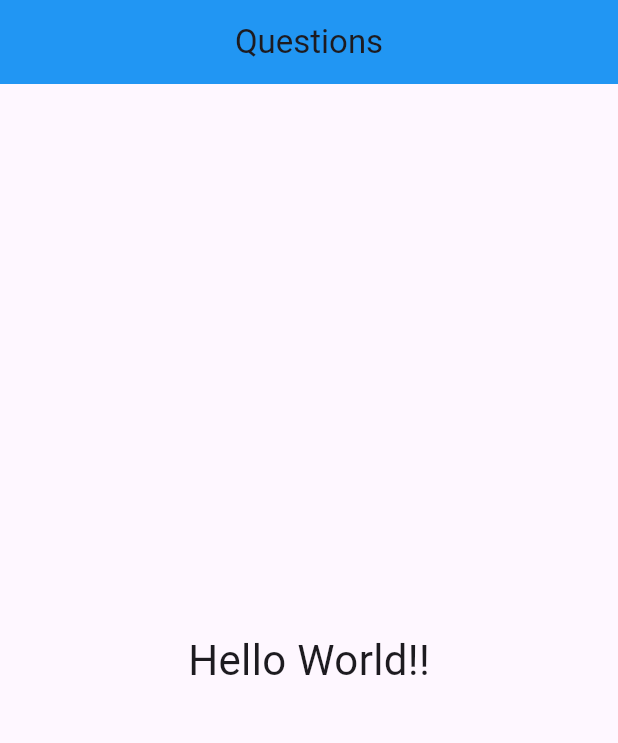
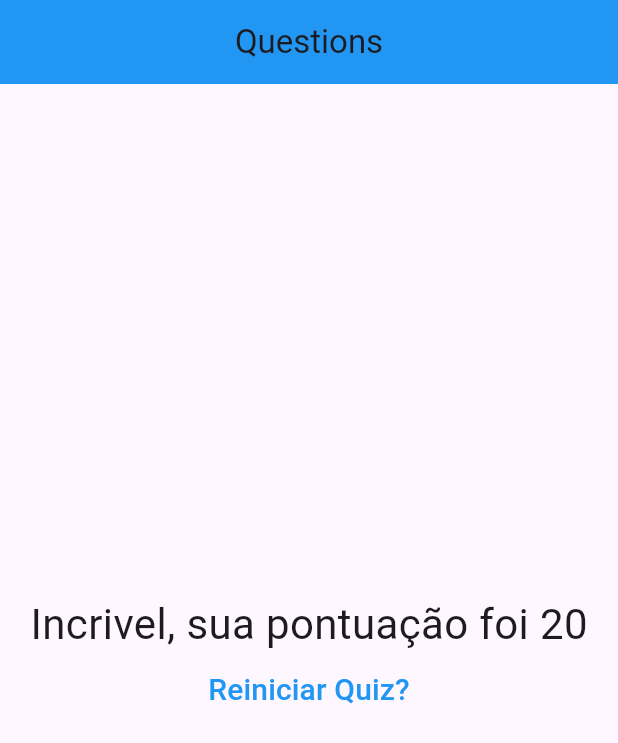
Before and after one commit to DanielMartinsSouza/ProjectQuestions, a Flutter app: the screen it shows after launch, after a tap on "Azul", after a tap on "Gato", after a tap on "Manchester United", on a phone screen of 412 x 824 dp. Shown: the top 743 px of the screen. Run offline on Flutter 3.47's test engine with Material 3 defaults, Android fonts, the phone set to English and light mode, and no system bars.

```diff
--- a/lib/main.dart
+++ b/lib/main.dart
@@ -1,52 +1,66 @@
 import 'package:flutter/material.dart';
-import 'package:project_questions/answer.dart';
-import 'package:project_questions/question.dart';
+import 'package:project_questions/quiz.dart';
 import 'package:project_questions/result.dart';
 
 main() => runApp(QuestionsApp());
 
 class _QuestionsAppState extends State<QuestionsApp> {
-  var _quenstionsIndex = 0;
+  var _totalScore = 0;
+  var _questionsIndex = 0;
   final List<Map<String, Object>> _questions = [
     {
       'question': 'Qual sua cor preferida',
-      'aswer': ['Azul', 'Verde', 'Vermelho', 'Preto'],
+      'aswer': [
+        {'text': 'Azul', 'score': 10},
+        {'text': 'Verde', 'score': 3},
+        {'text': 'Vermelho', 'score': 5},
+        {'text': 'Preto', 'score': 7},
+      ],
     },
     {
       'question': 'Qual seu animal preferido',
-      'aswer': ['Cachorro', 'Gato', 'Cavalo', 'Rato'],
+      'aswer': [
+        {'text': 'Cachorro', 'score': 10},
+        {'text': 'Gato', 'score': 7},
+        {'text': 'Cavalo', 'score': 5},
+        {'text': 'Rato', 'score': 3},
+      ],
     },
     {
       'question': 'Qual seu time preferido',
       'aswer': [
-        'Real Madrid',
-        'Manchester City',
-        'Manchester United',
-        'Chelsea'
+        {'text': 'Real Madrid', 'score': 5},
+        {'text': 'Manchester City', 'score': 10},
+        {'text': 'Manchester United', 'score': 3},
+        {'text': 'Chelsea', 'score': 7},
       ],
     },
   ];
 
-  void _respond() {
+  void _respond(int score) {
     print(questionSelected);
     if (questionSelected) {
       setState(() {
-        _quenstionsIndex++;
+        _questionsIndex++;
+        _totalScore += score;
       });
     }
+    print(_totalScore);
+  }
+
+  void _restartQuiz() {
+    setState(() {
+      _totalScore = 0;
+      _questionsIndex = 0;
+    });
   }
 
   bool get questionSelected {
-    return _quenstionsIndex < _questions.length;
+    return _questionsIndex < _questions.length;
   }
 
   @override
   Widget build(BuildContext context) {
-    List<String> answersOptions =
-        questionSelected ? _questions[_quenstionsIndex].cast()['aswer'] : [];
-    List<Answer> answersList =
-        answersOptions.map((t) => Answer(t, _respond)).toList();
-
     // for (var answerText in answersOptions) {
     //   answersList.addAll(<Widget>[Answer(answerText, _respond)]);
     // }
@@ -60,13 +74,12 @@ class _QuestionsAppState extends State<QuestionsApp> {
               Text("Questions"), // podeira usar tambem questions.elementAt(0)
         ),
         body: questionSelected
-            ? Column(
-                children: [
-                  Question(_questions[_quenstionsIndex]['question'].toString()),
-                  ...answersList,
-                ],
+            ? Quiz(
+                respond: _respond,
+                questions: _questions,
+                questionsIndex: _questionsIndex,
               )
-            : Result(),
+            : Result(_totalScore, _restartQuiz),
       ),
     );
   }
--- /dev/null
+++ b/lib/quiz.dart
@@ -0,0 +1,35 @@
+import 'package:flutter/material.dart';
+import 'package:project_questions/answer.dart';
+import 'package:project_questions/question.dart';
+
+class Quiz extends StatelessWidget {
+  final List<Map<String, Object>> questions;
+  final int questionsIndex;
+  final Function(int) respond;
+  const Quiz({
+    super.key,
+    required this.questionsIndex,
+    required this.questions,
+    required this.respond,
+  });
+
+  bool get questionSelected {
+    return questionsIndex < questions.length;
+  }
+
+  @override
+  Widget build(BuildContext context) {
+    List<Map<String, Object>> answersOptions =
+        questionSelected ? questions[questionsIndex].cast()['aswer'] : [];
+    List<Answer> answersList = answersOptions.map((result) {
+      return Answer(
+          result['text'] as String, () => respond(result['score'] as int));
+    }).toList();
+    return Column(
+      children: [
+        Question(questions[questionsIndex]['question'].toString()),
+        ...answersList,
+      ],
+    );
+  }
+}
--- a/lib/result.dart
+++ b/lib/result.dart
@@ -1,15 +1,33 @@
 import 'package:flutter/material.dart';
 
 class Result extends StatelessWidget {
-  const Result({super.key});
+  final int score;
+  final void Function() restartQuiz;
+  const Result(this.score, this.restartQuiz, {super.key});
+
+  String get textContent {
+    return 'Incrivel, sua pontuação foi ${score}';
+  }
 
   @override
   Widget build(BuildContext context) {
-    return Center(
-      child: Text(
-        "Hello World!!",
-        style: TextStyle(fontSize: 28),
-      ),
+    return Column(
+      mainAxisAlignment: MainAxisAlignment.center,
+      crossAxisAlignment: CrossAxisAlignment.center,
+      children: <Widget>[
+        Center(
+          child: Text(
+            textContent,
+            style: TextStyle(fontSize: 28),
+          ),
+        ),
+        TextButton(
+            onPressed: restartQuiz,
+            child: Text(
+              "Reiniciar Quiz?",
+              style: TextStyle(fontSize: 20, color: Colors.blue),
+            ))
+      ],
     );
   }
 }
```
Also changed, not shown: 1 other file.
